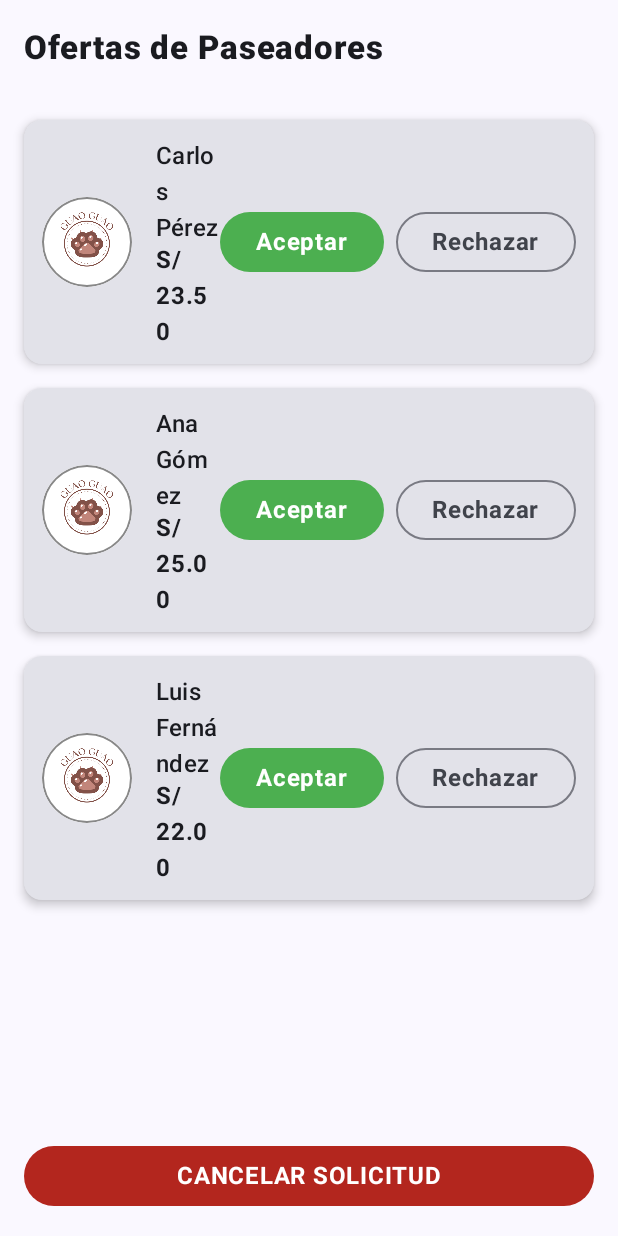
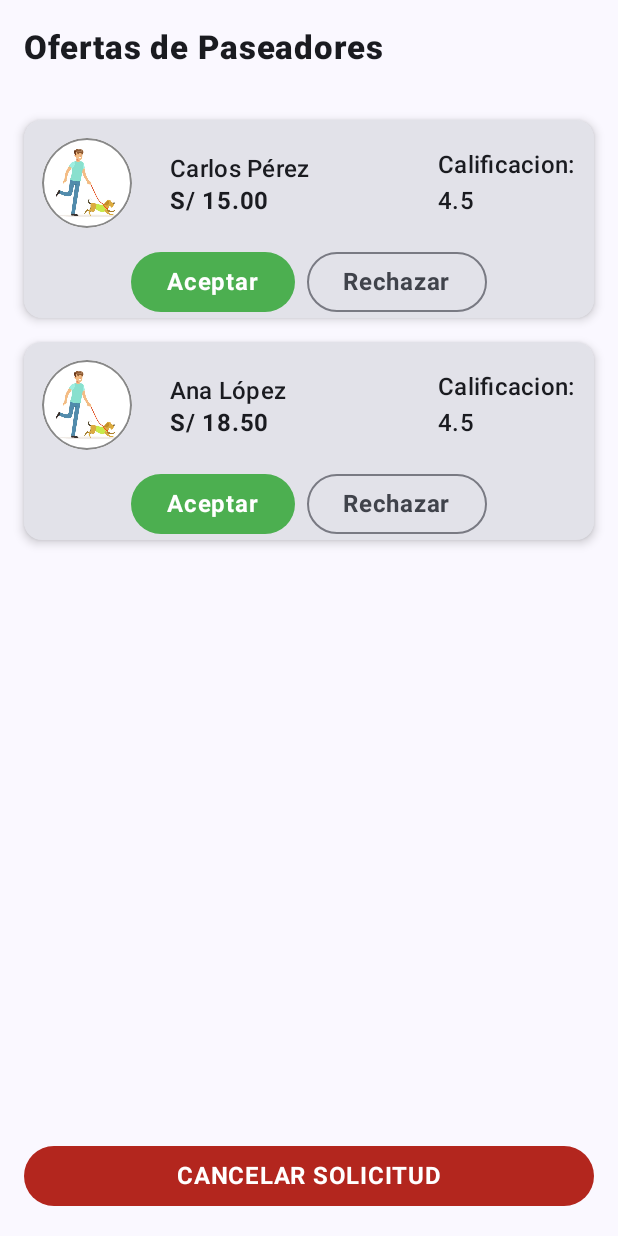
Before and after one commit to SoyJeand/appGuauGoo, an Android app built with Jetpack Compose: the TarifasOfrecidasCliView screen opened through its navigation route, on a phone screen of 412 x 824 dp. Run offline under Robolectric (Android 15) with nearby library versions, the phone set to English and light mode, and no system bars.

Commit message:
se mejoro la UI de TarifasOfrecidasCliScreen

```diff
--- a/app/src/main/java/com/example/appguaugo/MainActivity.kt
+++ b/app/src/main/java/com/example/appguaugo/MainActivity.kt
@@ -11,7 +11,6 @@ import androidx.compose.foundation.layout.Box
 import androidx.compose.foundation.layout.fillMaxSize
 import androidx.compose.foundation.layout.padding
 import androidx.compose.material.icons.Icons
-import androidx.compose.material.icons.automirrored.filled.ArrowBack
 import androidx.compose.material.icons.filled.ArrowBack
 import androidx.compose.material3.ExperimentalMaterial3Api
 import androidx.compose.material3.Icon
@@ -38,9 +37,7 @@ import androidx.navigation.compose.composable
 import androidx.navigation.compose.rememberNavController
 import androidx.navigation.navArgument
 import com.example.appguaugo.application.GuauApp
-import com.example.appguaugo.data.entity.ClienteEntity
 import com.example.appguaugo.data.repository.ClienteRepository
-import com.example.appguaugo.presentation.home.HomeScreen
 import com.example.appguaugo.presentation.home.RequestWalkScreen
 import com.example.appguaugo.presentation.home.TarifasOfrecidasCliView
 import com.example.appguaugo.presentation.login.LoginScreen
@@ -53,7 +50,6 @@ import com.example.appguaugo.presentation.search.SearchingScreen
 import com.example.appguaugo.presentation.splash.SplashScreen
 import com.example.appguaugo.presentation.tracking.TrackingScreen
 import com.example.appguaugo.ui.theme.AppGuauGoTheme
-import com.example.appguaugo.viewmodel.LoginUiState
 import com.example.appguaugo.viewmodel.MainViewModel
 import com.example.appguaugo.viewmodel.MascotasViewModel
 import com.example.appguaugo.viewmodel.MascotasViewModelFactory
--- a/app/src/main/java/com/example/appguaugo/presentation/home/TarifasOfrecidasCliScreen.kt
+++ b/app/src/main/java/com/example/appguaugo/presentation/home/TarifasOfrecidasCliScreen.kt
@@ -4,6 +4,7 @@ import android.widget.Toast
 import androidx.compose.foundation.Image
 import androidx.compose.foundation.border
 import androidx.compose.foundation.layout.*
+import androidx.compose.foundation.layout.Arrangement
 import androidx.compose.foundation.lazy.LazyColumn
 import androidx.compose.foundation.lazy.items
 import androidx.compose.foundation.shape.CircleShape
@@ -17,17 +18,23 @@ import androidx.compose.ui.layout.ContentScale
 import androidx.compose.ui.platform.LocalContext
 import androidx.compose.ui.res.painterResource
 import androidx.compose.ui.text.font.FontWeight
+import androidx.compose.ui.tooling.preview.Preview
 import androidx.compose.ui.unit.dp
+import androidx.lifecycle.ViewModel
+import androidx.lifecycle.ViewModelStore
+import androidx.lifecycle.ViewModelStoreOwner
+import androidx.lifecycle.viewmodel.compose.LocalViewModelStoreOwner
 import androidx.lifecycle.viewmodel.compose.viewModel
 import com.example.appguaugo.R
 import com.example.appguaugo.viewmodel.OfertaPaseador
-import com.example.appguaugo.viewmodel.TarifasOfrecidasViewModel
+import kotlinx.coroutines.flow.MutableStateFlow
+import kotlinx.coroutines.flow.StateFlow
 
 @OptIn(ExperimentalMaterial3Api::class)
 @Composable
 fun TarifasOfrecidasCliView(
     onNavigateBack: () -> Unit,
-    viewModel: TarifasOfrecidasViewModel = viewModel()
+    viewModel: FakeTarifasOfrecidasViewModel = viewModel()
 ) {
     val ofertas by viewModel.ofertas.collectAsState()
     val context = LocalContext.current
@@ -86,7 +93,7 @@ fun OfertaPaseadorItem(oferta: OfertaPaseador) {
                 modifier = Modifier.size(60.dp).clip(CircleShape).border(1.dp, Color.Gray, CircleShape),
                 contentScale = ContentScale.Crop
             )
-            Spacer(Modifier.width(16.dp))
+            Spacer(Modifier.width(25.dp))
             Column(modifier = Modifier.weight(1f)) {
                 Text(oferta.nombre, style = MaterialTheme.typography.titleMedium)
                 Text(
@@ -95,7 +102,17 @@ fun OfertaPaseadorItem(oferta: OfertaPaseador) {
                     fontWeight = FontWeight.Bold
                 )
             }
-            Row {
+            Column (
+            ) {
+                Text("Calificacion:", style = MaterialTheme.typography.titleMedium)
+                Row (modifier= Modifier,
+                    horizontalArrangement = Arrangement.Center) {
+                    Text("4.5", style = MaterialTheme.typography.titleMedium)
+                }
+            }
+        }
+        Row (modifier = Modifier.fillMaxWidth(),
+            horizontalArrangement = Arrangement.Center){
             Button(
                 onClick = { Toast.makeText(context, "Aceptaste a ${oferta.nombre}", Toast.LENGTH_SHORT).show() },
                 colors = ButtonDefaults.buttonColors(containerColor = Color(0xFF4CAF50)),
@@ -108,4 +125,29 @@ fun OfertaPaseadorItem(oferta: OfertaPaseador) {
         }
     }
 }
+
+class FakeTarifasOfrecidasViewModel : ViewModel() { private val _ofertas = MutableStateFlow( listOf( OfertaPaseador( id = 16, nombre = "Carlos Pérez", precioOfrecido = 15.0, fotoResId = R.drawable.paseador_default ), OfertaPaseador( id = 100, nombre = "Ana López", precioOfrecido = 18.5, fotoResId = R.drawable.paseador_default  ) ) )
+    val ofertas: StateFlow<List<OfertaPaseador>> = _ofertas }
+
+@Preview(showBackground = true, showSystemUi = true)
+@Composable
+fun PreviewTarifasOfrecidasCliView() {
+
+    // Simulación de un ViewModelStoreOwner para que el preview funcione
+    val owner = object : ViewModelStoreOwner {
+        override val viewModelStore: ViewModelStore = ViewModelStore()
     }
+
+    CompositionLocalProvider(
+        LocalViewModelStoreOwner provides owner
+    ) {
+        val fakeViewModel = FakeTarifasOfrecidasViewModel()
+
+        MaterialTheme {
+            TarifasOfrecidasCliView(
+                onNavigateBack = {},
+                viewModel = fakeViewModel
+            )
+        }
+    }
+}
```
Also changed, not shown: app/src/main/java/com/example/appguaugo/ui/theme/Type.kt (+8 -0 lines), app/src/main/res/drawable/paseador_default.jpg (added). Lines whose indentation alone changed are shown as unchanged.
